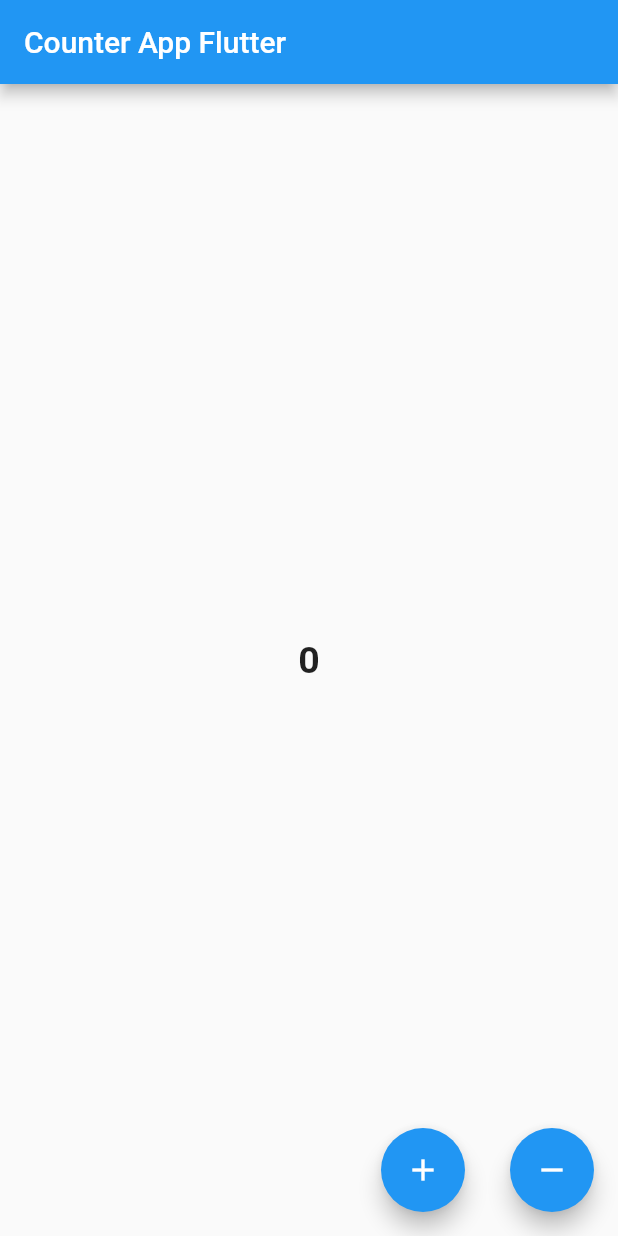
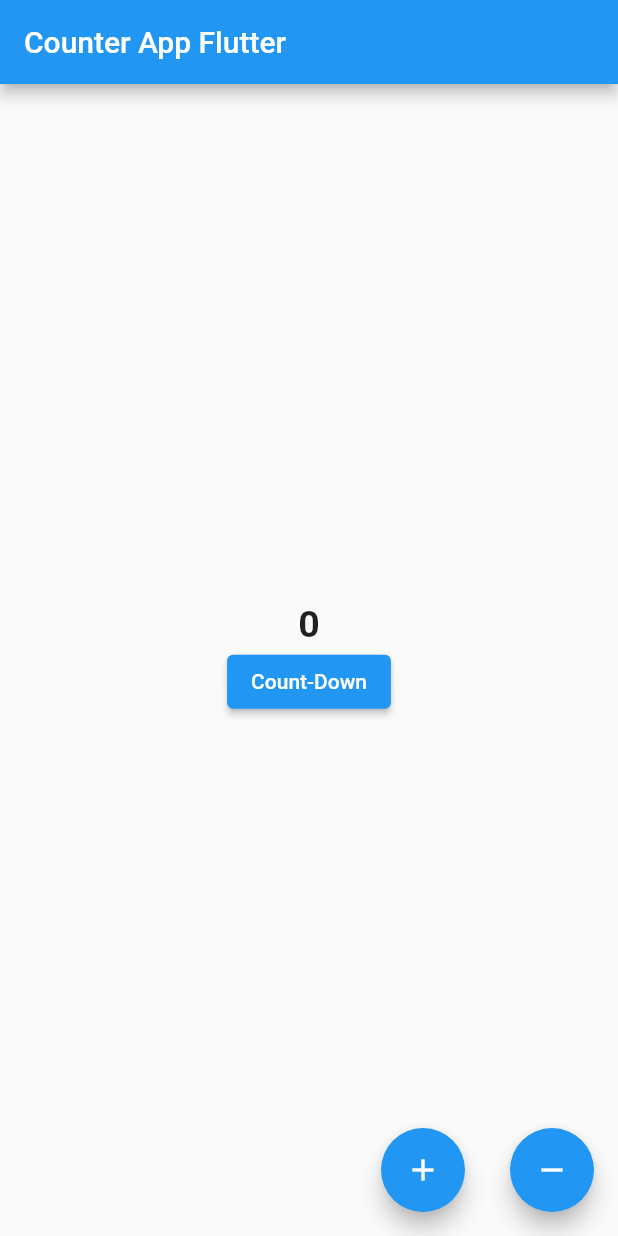
Before and after one commit to clevermustafa/counter_example_app_flutter, a Flutter app: the screen it shows after launch, on a phone screen of 412 x 824 dp. Run offline on Flutter 3.47's test engine with Material 2 defaults, Android fonts, the phone set to English and light mode, and no system bars.

Commit message:
Created instance of timer and learned to build count down

```diff
--- a/lib/main.dart
+++ b/lib/main.dart
@@ -1,4 +1,7 @@
+import 'dart:async';
+
 import 'package:flutter/material.dart';
+import 'package:statefull_widget_example/count_down_page.dart';
 
 void main() {
   runApp(const MyApp());
@@ -27,13 +30,19 @@ class NewClass extends StatefulWidget {
 
 class _NewClassState extends State<NewClass> {
   int counter = 0;
+
+
+
   @override
   Widget build(BuildContext context) {
     return Scaffold(
       appBar: AppBar(
         title: const Text("Counter App Flutter"),
       ),
-      body: Center(
+      body: Column(
+        mainAxisAlignment: MainAxisAlignment.center,
+        children: [
+          Center(
             child: Text(
               counter.toString(),
               style: const TextStyle(
@@ -41,6 +50,11 @@ class _NewClassState extends State<NewClass> {
                 fontWeight: FontWeight.bold,
               ),
             ),
+          ),
+          ElevatedButton(onPressed: () {
+            Navigator.of(context).push(MaterialPageRoute(builder: (context)=> CountDownPage()));
+          }, child: const Text("Count-Down"))
+        ],
       ),
       floatingActionButton: Row(
         mainAxisAlignment: MainAxisAlignment.end,
```
Also changed, not shown: lib/count_down_page.dart (added, +70 -0 lines), 2 other files. Lines whose indentation alone changed are shown as unchanged.
